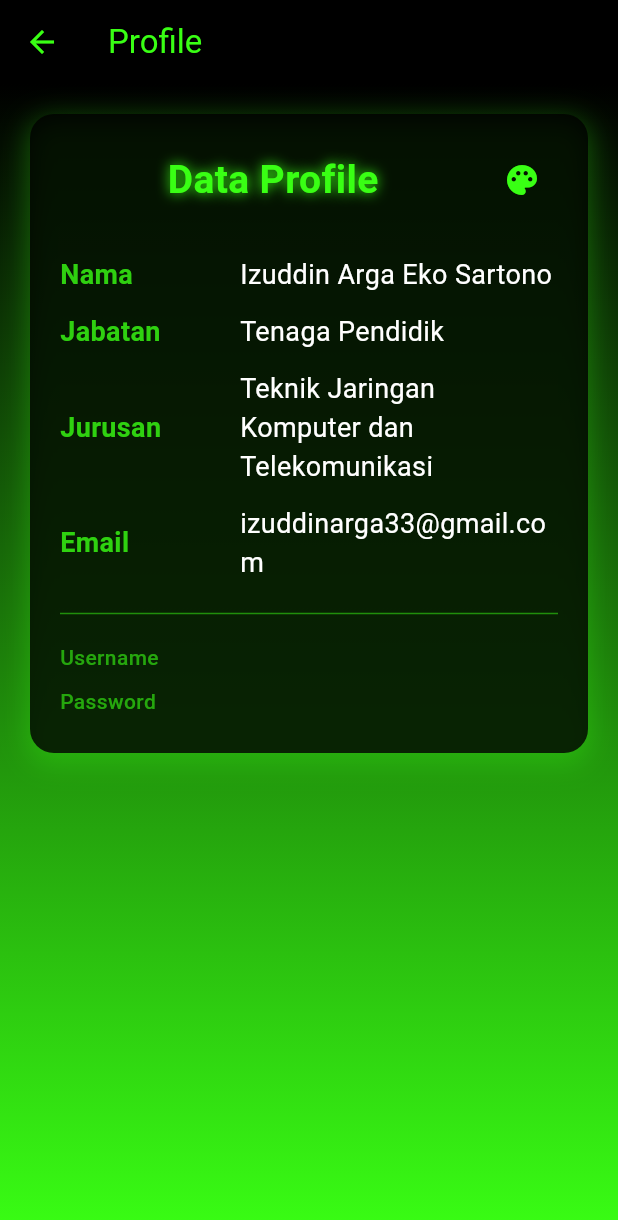
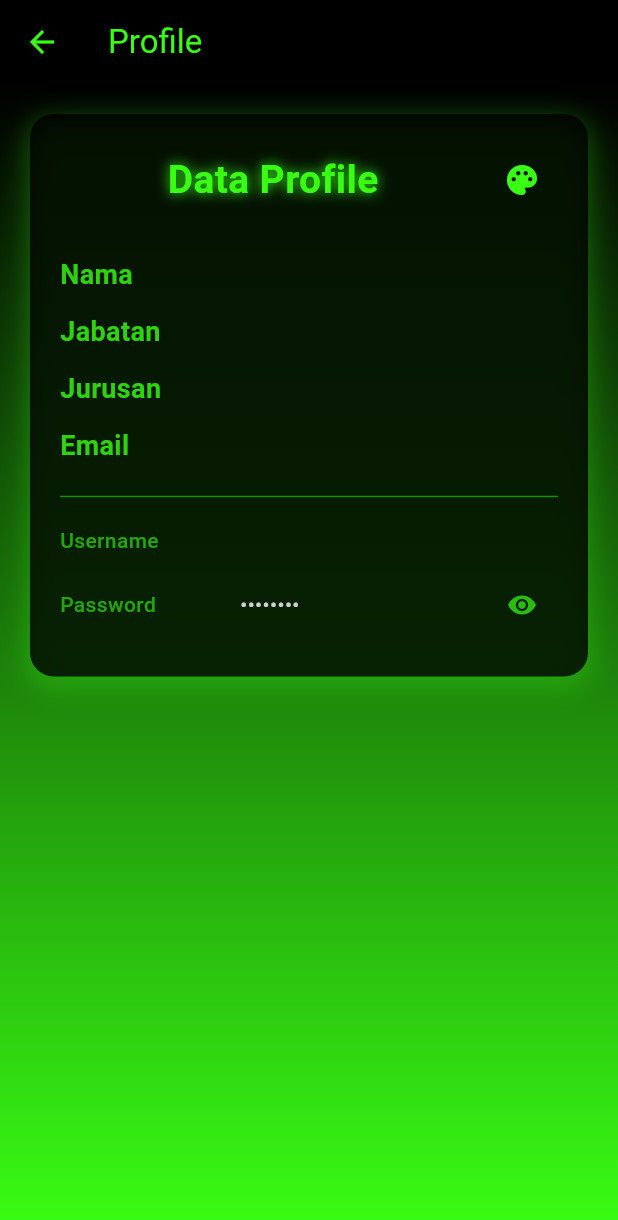
Before and after one commit to comatsu91/my_flutter, a Flutter app: the DashboardPage screen opened directly with empty values, after a tap on "Profile", on a phone screen of 412 x 824 dp. Shown: the top 1220 px of the screen. Run offline on Flutter 3.47's test engine with Material 3 defaults, Android fonts, the phone set to English and light mode, and no system bars; accounts and stored records are empty.

Commit message:
penambahan user_data

```diff
--- a/lib/dashboard_page.dart
+++ b/lib/dashboard_page.dart
@@ -1,18 +1,26 @@
 import 'package:flutter/material.dart';
-import 'profile_page.dart';
-import 'data_barang_baru_page.dart';
-import 'data_barang_lama_page.dart';
-import 'total_barang_page.dart';
+import 'profile_page.dart'; // Halaman profil
+import 'data_barang_baru_page.dart'; // Halaman Data Barang Baru
+import 'data_barang_lama_page.dart'; // Halaman Data Barang Lama
+import 'total_barang_page.dart'; // Halaman Total Barang
 
 // Halaman Dashboard utama
 class DashboardPage extends StatelessWidget {
-  final String username; // Menerima username dari halaman login
-  final String password; // Menerima password dari halaman login
+  final String username; // Menerima username dari login
+  final String password; // Menerima password dari login
+  final String nama;     // Nama dari hasil register/login
+  final String jabatan;  // Jabatan pengguna
+  final String jurusan;  // Jurusan pengguna
+  final String email;    // Email pengguna
 
   const DashboardPage({
+    super.key,
     required this.username,
     required this.password,
-    super.key,
+    required this.nama,
+    required this.jabatan,
+    required this.jurusan,
+    required this.email,
   });
 
   final Color neonGreen = const Color(0xFF39FF14); // Warna hijau neon
@@ -21,11 +29,23 @@ class DashboardPage extends StatelessWidget {
   @override
   Widget build(BuildContext context) {
     return Scaffold(
+      appBar: AppBar(
+        backgroundColor: darkBackground,
+        title: Text('Dashboard', style: TextStyle(color: neonGreen)),
+        iconTheme: IconThemeData(color: neonGreen),
+        actions: [
+          IconButton(
+            icon: Icon(Icons.logout),
+            onPressed: () {
+              Navigator.pop(context); // Logout ke halaman sebelumnya
+            },
+          ),
+        ],
+      ),
       body: Container(
-        width: double.infinity, // Mengisi lebar penuh
-        height: double.infinity, // Mengisi tinggi penuh
+        width: double.infinity,
+        height: double.infinity,
         decoration: BoxDecoration(
-          // Latar belakang gradasi hitam ke hijau neon
           gradient: LinearGradient(
             colors: [darkBackground, neonGreen],
             begin: Alignment.topCenter,
@@ -33,11 +53,9 @@ class DashboardPage extends StatelessWidget {
           ),
         ),
         child: SafeArea(
-          // Menghindari area yang tertutup notch/status bar
           child: ListView(
             padding: const EdgeInsets.all(16),
             children: [
-              // Teks sambutan di atas dashboard
               Text(
                 'Selamat datang di Dashboard!',
                 style: TextStyle(
@@ -47,24 +65,21 @@ class DashboardPage extends StatelessWidget {
                 ),
                 textAlign: TextAlign.center,
               ),
-              SizedBox(height: 20),
+              const SizedBox(height: 20),
 
-              // Menu menuju halaman profil
+              // Menu ke halaman profil
               _buildMenuCard(
                 context,
                 icon: Icons.person_outline,
                 title: 'Profile',
-                onTap:
-                    () => Navigator.push(
+                onTap: () => Navigator.push(
                   context,
                   MaterialPageRoute(
-                        builder:
-                            (_) => ProfilePage(
-                              nama: 'Izuddin Arga Eko Sartono',
-                              jabatan: 'Tenaga Pendidik',
-                              jurusan:
-                                  'Teknik Jaringan Komputer dan Telekomunikasi ',
-                              email: 'izuddinarga33@gmail.com',
+                    builder: (_) => ProfilePage(
+                      nama: nama,
+                      jabatan: jabatan,
+                      jurusan: jurusan,
+                      email: email,
                       username: username,
                       password: password,
                     ),
@@ -72,37 +87,34 @@ class DashboardPage extends StatelessWidget {
                 ),
               ),
 
-              // Menu menuju halaman Data Barang Baru
+              // Menu ke halaman Data Barang Baru
               _buildMenuCard(
                 context,
                 icon: Icons.add_circle_outline,
                 title: 'Data Barang Baru',
-                onTap:
-                    () => Navigator.push(
+                onTap: () => Navigator.push(
                   context,
                   MaterialPageRoute(builder: (_) => DataBarangBaruPage()),
                 ),
               ),
 
-              // Menu menuju halaman Data Barang Lama
+              // Menu ke halaman Data Barang Lama
               _buildMenuCard(
                 context,
                 icon: Icons.archive_outlined,
                 title: 'Data Barang Lama',
-                onTap:
-                    () => Navigator.push(
+                onTap: () => Navigator.push(
                   context,
                   MaterialPageRoute(builder: (_) => DataBarangLamaPage()),
                 ),
               ),
 
-              // Menu menuju halaman Total Barang
+              // Menu ke halaman Total Barang
               _buildMenuCard(
                 context,
                 icon: Icons.view_list_outlined,
                 title: 'Total Barang yang Ada',
-                onTap:
-                    () => Navigator.push(
+                onTap: () => Navigator.push(
                   context,
                   MaterialPageRoute(builder: (_) => TotalBarangPage()),
                 ),
@@ -111,26 +123,10 @@ class DashboardPage extends StatelessWidget {
           ),
         ),
       ),
-
-      // AppBar bagian atas halaman dashboard
-      appBar: AppBar(
-        backgroundColor: darkBackground, // Warna latar AppBar
-        title: Text('Dashboard', style: TextStyle(color: neonGreen)),
-        iconTheme: IconThemeData(color: neonGreen), // Warna ikon
-        actions: [
-          // Tombol logout (kembali ke halaman sebelumnya)
-          IconButton(
-            icon: Icon(Icons.logout),
-            onPressed: () {
-              Navigator.pop(context);
-            },
-          ),
-        ],
-      ),
     );
   }
 
-  // Widget helper untuk membuat kartu menu dashboard
+  // Widget pembentuk menu di dashboard
   Widget _buildMenuCard(
     BuildContext context, {
     required IconData icon,
@@ -138,15 +134,15 @@ class DashboardPage extends StatelessWidget {
     required VoidCallback onTap,
   }) {
     return Card(
-      elevation: 8, // Efek bayangan
-      color: Colors.black.withAlpha(204), // Warna kartu semi transparan
-      margin: const EdgeInsets.symmetric(vertical: 10), // Jarak antar kartu
+      elevation: 8,
+      color: Colors.black.withAlpha(204),
+      margin: const EdgeInsets.symmetric(vertical: 10),
       shape: RoundedRectangleBorder(borderRadius: BorderRadius.circular(15)),
       child: ListTile(
-        contentPadding: EdgeInsets.symmetric(horizontal: 20, vertical: 12),
+        contentPadding: const EdgeInsets.symmetric(horizontal: 20, vertical: 12),
         leading: CircleAvatar(
-          backgroundColor: neonGreen.withAlpha(25), // Warna latar ikon
-          child: Icon(icon, color: neonGreen), // Ikon menu
+          backgroundColor: neonGreen.withAlpha(25),
+          child: Icon(icon, color: neonGreen),
         ),
         title: Text(
           title,
@@ -157,7 +153,7 @@ class DashboardPage extends StatelessWidget {
           ),
         ),
         trailing: Icon(Icons.arrow_forward_ios, color: neonGreen, size: 16),
-        onTap: onTap, // Aksi saat kartu ditekan
+        onTap: onTap,
       ),
     );
   }
--- a/lib/profile_page.dart
+++ b/lib/profile_page.dart
@@ -1,6 +1,5 @@
 import 'package:flutter/material.dart';
 
-// Halaman profil dengan tema yang dapat diubah (neon, dark, light)
 class ProfilePage extends StatefulWidget {
   final String nama;
   final String jabatan;
@@ -38,6 +37,9 @@ class ProfilePageState extends State<ProfilePage> {
   Color textColor = Colors.white; // Warna teks
   Color cardColor = Colors.black.withAlpha(204); // Warna kartu profil
 
+  // Variabel untuk visibilitas password
+  bool isPasswordVisible = false;
+
   // Fungsi untuk mengganti tema
   void changeTheme(String theme) {
     setState(() {
@@ -65,10 +67,9 @@ class ProfilePageState extends State<ProfilePage> {
   Widget build(BuildContext context) {
     return Scaffold(
       body: Container(
-        width: double.infinity, // Lebar penuh layar
-        height: double.infinity, // Tinggi penuh layar
+        width: double.infinity,
+        height: double.infinity,
         decoration: BoxDecoration(
-          // Latar belakang gradien sesuai tema
           gradient: LinearGradient(
             colors: [backgroundColor, primaryColor],
             begin: Alignment.topCenter,
@@ -76,16 +77,14 @@ class ProfilePageState extends State<ProfilePage> {
           ),
         ),
         child: SafeArea(
-          // Menghindari notch atau area sistem
           child: SingleChildScrollView(
             padding: const EdgeInsets.all(20.0),
             child: Container(
               padding: const EdgeInsets.all(20),
               decoration: BoxDecoration(
-                color: cardColor, // Warna kartu sesuai tema
+                color: cardColor,
                 borderRadius: BorderRadius.circular(16),
                 boxShadow: [
-                  // Efek bayangan untuk kartu profil
                   BoxShadow(
                     color: primaryColor.withAlpha(76),
                     blurRadius: 15,
@@ -112,7 +111,6 @@ class ProfilePageState extends State<ProfilePage> {
                               shadows:
                                   currentTheme == 'neon'
                                       ? [
-                                        // Efek cahaya untuk tema neon
                                         Shadow(
                                           blurRadius: 10,
                                           color: primaryColor,
@@ -124,7 +122,6 @@ class ProfilePageState extends State<ProfilePage> {
                           ),
                         ),
                       ),
-                      // Menu untuk memilih tema
                       PopupMenuButton<String>(
                         icon: Icon(Icons.palette, color: primaryColor),
                         onSelected: changeTheme,
@@ -155,7 +152,6 @@ class ProfilePageState extends State<ProfilePage> {
                   _buildProfileItem('Jurusan', widget.jurusan),
                   _buildProfileItem('Email', widget.email),
 
-                  // Pemisah antara data utama dan data akun
                   Divider(color: primaryColor.withAlpha(127), height: 30),
 
                   // Menampilkan data tambahan
@@ -167,9 +163,8 @@ class ProfilePageState extends State<ProfilePage> {
           ),
         ),
       ),
-      // AppBar bagian atas
       appBar: AppBar(
-        backgroundColor: backgroundColor, // Latar appbar sesuai tema
+        backgroundColor: backgroundColor,
         title: Text('Profile', style: TextStyle(color: primaryColor)),
         iconTheme: IconThemeData(color: primaryColor),
       ),
@@ -183,7 +178,7 @@ class ProfilePageState extends State<ProfilePage> {
       child: Row(
         children: [
           SizedBox(
-            width: 120, // Label kiri
+            width: 120,
             child: Text(
               label,
               style: TextStyle(
@@ -206,12 +201,14 @@ class ProfilePageState extends State<ProfilePage> {
 
   // Widget untuk menampilkan item profil kecil (username & password)
   Widget _buildProfileItemSmall(String label, String value) {
+    bool isPasswordField = label.toLowerCase() == 'password';
     return Padding(
       padding: const EdgeInsets.symmetric(vertical: 4.0),
       child: Row(
+        crossAxisAlignment: CrossAxisAlignment.center,
         children: [
           SizedBox(
-            width: 120, // Label kiri
+            width: 120,
             child: Text(
               label,
               style: TextStyle(
@@ -222,9 +219,33 @@ class ProfilePageState extends State<ProfilePage> {
             ),
           ),
           Expanded(
-            child: Text(
-              value,
-              style: TextStyle(fontSize: 14, color: textColor.withAlpha(204)),
+            child: Row(
+              children: [
+                Expanded(
+                  child: Text(
+                    isPasswordField && !isPasswordVisible ? '••••••••' : value,
+                    style: TextStyle(
+                      fontSize: 14,
+                      color: textColor.withAlpha(204),
+                    ),
+                  ),
+                ),
+                if (isPasswordField)
+                  IconButton(
+                    icon: Icon(
+                      isPasswordVisible
+                          ? Icons.visibility_off
+                          : Icons.visibility,
+                      color: primaryColor.withAlpha(180),
+                      size: 20,
+                    ),
+                    onPressed: () {
+                      setState(() {
+                        isPasswordVisible = !isPasswordVisible;
+                      });
+                    },
+                  ),
+              ],
             ),
           ),
         ],
```
Also changed, not shown: lib/login_page.dart (+67 -59 lines), lib/main.dart (+25 -11 lines), lib/models/user_data.dart (added, +17 -0 lines), lib/register_page.dart (+37 -24 lines). Lines whose indentation alone changed are shown as unchanged.
